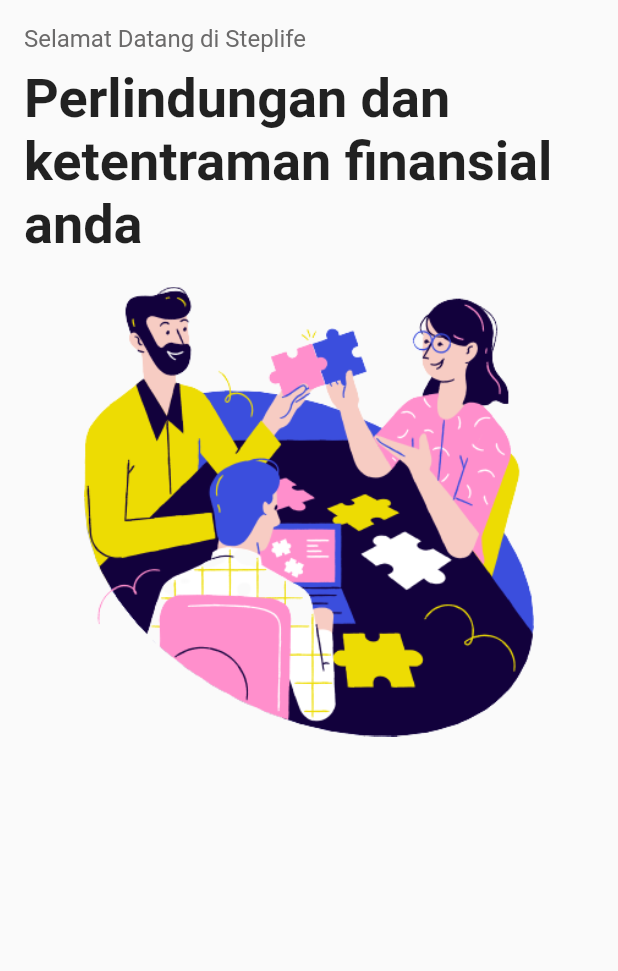
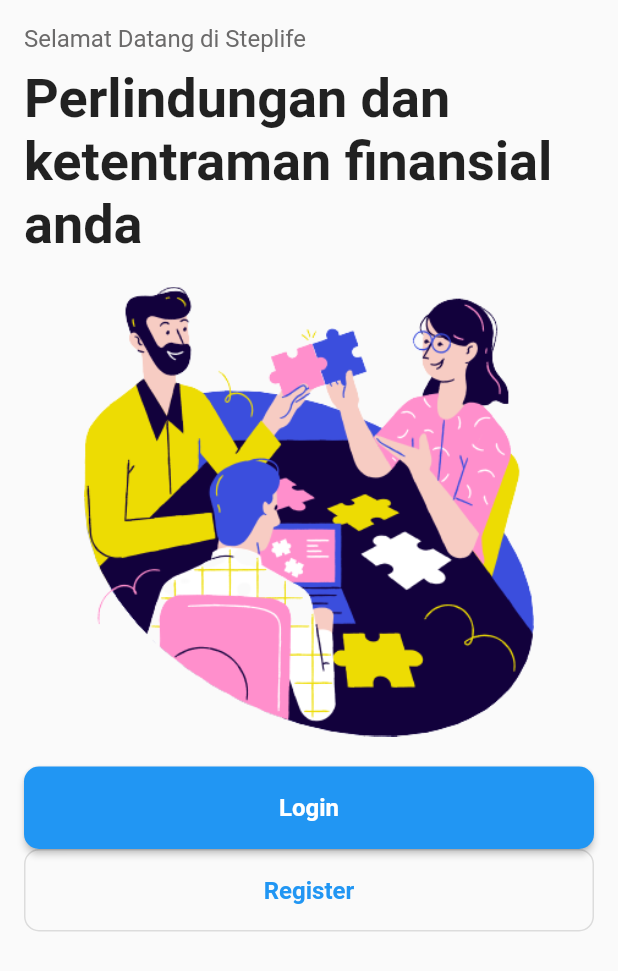
Before and after one commit to muaga/flutter-blue-login-app, a Flutter app: the screen it shows after launch, on a phone screen of 412 x 824 dp. Shown: the top 971 px of the screen. Run offline on Flutter 3.47's test engine with Material 2 defaults, Android fonts, the light colour scheme and no system bars.

Commit message:
outlinedButton ing

```diff
--- a/lib/pages/home_page.dart
+++ b/lib/pages/home_page.dart
@@ -1,5 +1,6 @@
 import 'package:clone_login_app_blue/color.dart';
 import 'package:clone_login_app_blue/size.dart';
+import 'package:clone_login_app_blue/theme.dart';
 import 'package:flutter/material.dart';
 
 class HomePage extends StatelessWidget {
@@ -29,6 +30,34 @@ class HomePage extends StatelessWidget {
                   height: 300,
                 ),
               ),
+              SizedBox(height: large_gap),
+              ElevatedButton(
+                onPressed: () {},
+                child: Text("Login"),
+                style: ElevatedButton.styleFrom(
+                  minimumSize: Size(double.infinity, 55),
+                  shape: RoundedRectangleBorder(
+                    borderRadius: BorderRadius.circular(10),
+                  ),
+                  textStyle: TextStyle(
+                      fontSize: medium_font, fontWeight: FontWeight.bold),
+                ),
+              ),
+              OutlinedButton(
+                onPressed: () {},
+                child: Text("Register"),
+                style: OutlinedButton.styleFrom(
+                  minimumSize: Size(double.infinity, 55),
+                  shape: RoundedRectangleBorder(
+                      borderRadius: BorderRadius.circular(10),
+                      side: BorderSide(
+                        color: primaryColor,
+                        width: 5,
+                      )),
+                  textStyle: TextStyle(
+                      fontSize: medium_font, fontWeight: FontWeight.bold),
+                ),
+              ),
             ],
           ),
         ),
```
